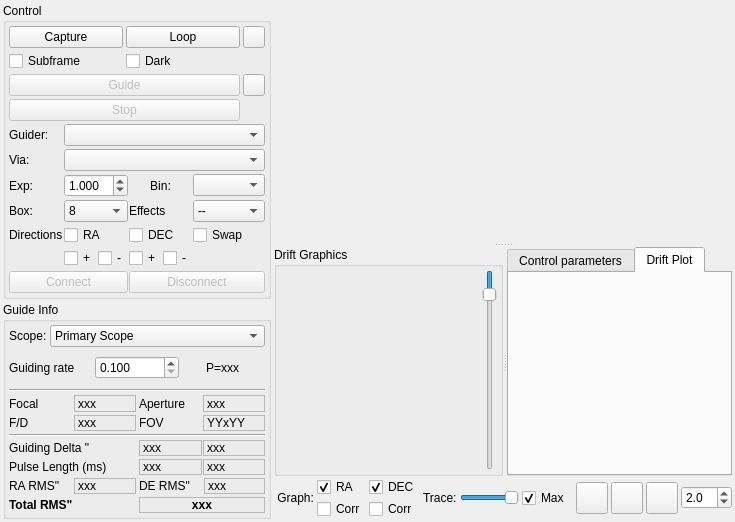
Above: kstars/ekos/guide/guide.ui from KDE/kstars before the change. Below: the same form after it.
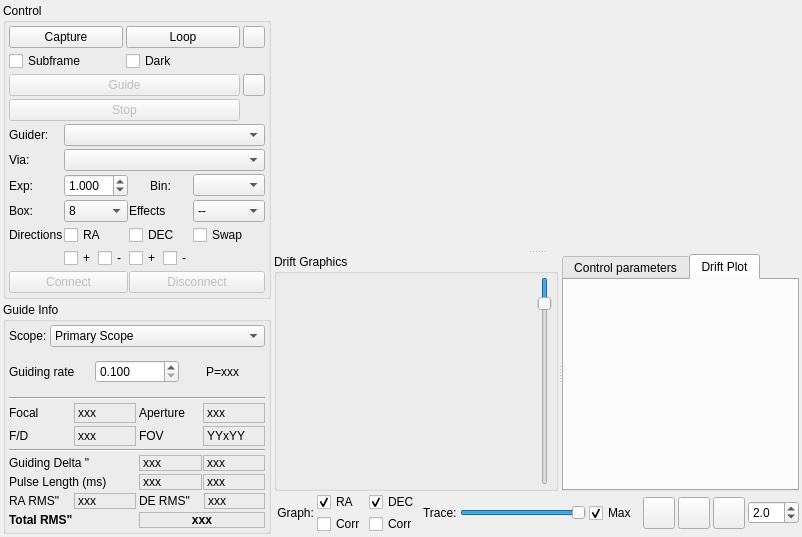
That is the form after the change. Icons and pictures are not drawn. Custom widgets are drawn as their Qt base class.

Patch:
```diff
--- a/kstars/ekos/guide/guide.ui
+++ b/kstars/ekos/guide/guide.ui
@@ -6,8 +6,8 @@
    <rect>
     <x>0</x>
     <y>0</y>
-    <width>729</width>
-    <height>520</height>
+    <width>802</width>
+    <height>537</height>
    </rect>
   </property>
   <layout class="QHBoxLayout" name="horizontalLayout_8" stretch="1,3">
@@ -997,13 +997,13 @@
                <number>1</number>
               </property>
               <property name="maximum">
-               <number>100</number>
+               <number>500</number>
               </property>
               <property name="pageStep">
                <number>200</number>
               </property>
               <property name="value">
-               <number>10</number>
+               <number>50</number>
               </property>
               <property name="orientation">
                <enum>Qt::Vertical</enum>
```
